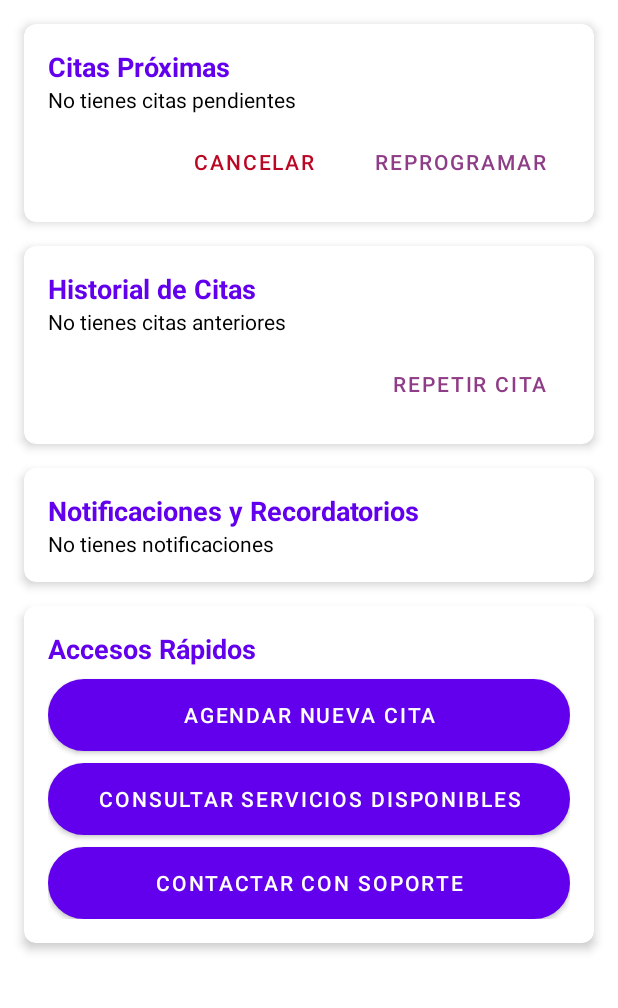
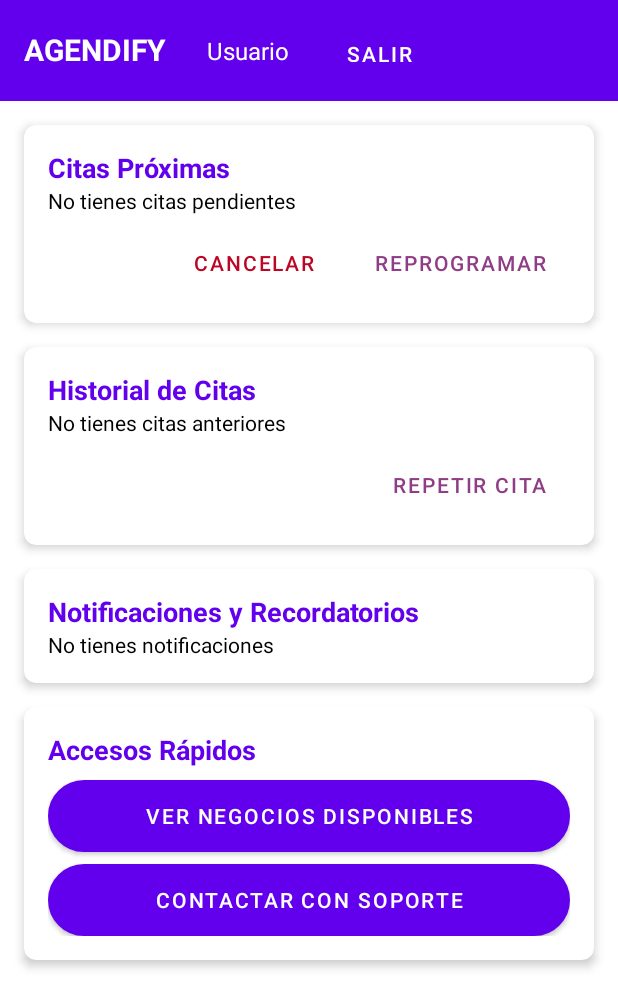
Before and after one commit to GR20036/ProyectoIngSoft, an Android app built with Jetpack Compose: the Dashboard_Usuario screen opened directly, with no data from a screen before it, on a phone screen of 412 x 824 dp. Shown: the top 1008 px of the screen. Run offline under Robolectric (Android 15) with nearby library versions, the phone set to English and light mode, and no system bars; our stand-ins replace Firebase (no records; nobody signed in at launch, a user with empty details on screens opened directly).

Commit message:
validacion de reedireccion de usuarios

```diff
--- a/app/src/main/java/com/example/agendify/Dashboard_Usuario.java
+++ b/app/src/main/java/com/example/agendify/Dashboard_Usuario.java
@@ -1,7 +1,8 @@
 package com.example.agendify;
 
+import android.content.Intent;
 import android.os.Bundle;
-import android.view.View;
+import android.util.Log;
 import android.widget.Button;
 import android.widget.TextView;
 import androidx.activity.EdgeToEdge;
@@ -11,12 +12,19 @@
 import androidx.core.view.WindowInsetsCompat;
 import androidx.cardview.widget.CardView;
 
+import com.google.firebase.auth.FirebaseAuth;
+import com.google.firebase.firestore.FirebaseFirestore;
+
 public class Dashboard_Usuario extends AppCompatActivity {
 
     // Declarar todas las vistas del dashboard
-    private TextView txtCitasProximas, txtDetalleCitas, txtHistorialCitas, txtDetalleHistorial, txtNotificaciones, txtDetalleNotificaciones, txtAccesosRapidos;
-    private Button btnCancelarCita, btnReprogramarCita, btnRepetirCita, btnAgendarCita, btnConsultarServicios, btnContactarSoporte;
+    private TextView txtCitasProximas, txtDetalleCitas, txtHistorialCitas, txtDetalleHistorial, txtNotificaciones, txtDetalleNotificaciones, txtAccesosRapidos, txt_user_name;
+    private Button btnCancelarCita, btnReprogramarCita, btnRepetirCita, btnvernegocios, btnContactarSoporte, btnLogout;
     private CardView cardCitasProximas, cardHistorialCitas, cardNotificaciones, cardAccesosRapidos;
+
+    // Firebase variables
+    private FirebaseAuth auth;
+    private FirebaseFirestore db;
 
     @Override
     protected void onCreate(Bundle savedInstanceState) {
@@ -31,6 +39,10 @@
             return insets;
         });
 
+        // Inicializar Firebase Auth y Firestore
+        auth = FirebaseAuth.getInstance();
+        db = FirebaseFirestore.getInstance();
+
         // Inicializar todas las vistas
         txtCitasProximas = findViewById(R.id.txt_citas_proximas);
         txtDetalleCitas = findViewById(R.id.txt_detalle_citas);
@@ -39,13 +51,14 @@
         txtNotificaciones = findViewById(R.id.txt_notificaciones);
         txtDetalleNotificaciones = findViewById(R.id.txt_detalle_notificaciones);
         txtAccesosRapidos = findViewById(R.id.txt_accesos_rapidos);
+        txt_user_name = findViewById(R.id.txt_user_name);
 
         btnCancelarCita = findViewById(R.id.btn_cancelar_cita);
         btnReprogramarCita = findViewById(R.id.btn_reprogramar_cita);
         btnRepetirCita = findViewById(R.id.btn_repetir_cita);
-        btnAgendarCita = findViewById(R.id.btn_agendar_cita);
-        btnConsultarServicios = findViewById(R.id.btn_consultar_servicios);
+        btnvernegocios = findViewById(R.id.btn_ver_negocios);
         btnContactarSoporte = findViewById(R.id.btn_contactar_soporte);
+        btnLogout = findViewById(R.id.btn_logout); // Inicializa el botón de cerrar sesión
 
         cardCitasProximas = findViewById(R.id.card_citas_proximas);
         cardHistorialCitas = findViewById(R.id.card_historial_citas);
@@ -65,16 +78,48 @@
             // Acción para repetir una cita
         });
 
-        btnAgendarCita.setOnClickListener(v -> {
-            // Acción para agendar una nueva cita
-        });
-
-        btnConsultarServicios.setOnClickListener(v -> {
+        btnvernegocios.setOnClickListener(v -> {
             // Acción para consultar servicios disponibles
         });
 
         btnContactarSoporte.setOnClickListener(v -> {
             // Acción para contactar con soporte
         });
+
+        // Obtener el nombre del usuario y mostrarlo en txt_user_name
+        setUserName();
+
+        // Funcionalidad del botón de cerrar sesión
+        btnLogout.setOnClickListener(v -> {
+            // Cerrar sesión del usuario
+            auth.signOut();
+
+            // Redirigir al usuario a la actividad de inicio de sesión
+            Intent intent = new Intent(Dashboard_Usuario.this, Login_Usuario.class);
+            intent.addFlags(Intent.FLAG_ACTIVITY_NEW_TASK | Intent.FLAG_ACTIVITY_CLEAR_TASK); // Limpiar el stack de actividades
+            startActivity(intent);
+            finish(); // Cerrar la actividad actual
+        });
+    }
+
+    // Función para obtener el nombre del usuario desde Firestore y mostrarlo en el TextView
+
+    private void setUserName() {
+        String userId = auth.getCurrentUser().getUid(); // Obtener el UID del usuario actual
+        Log.d("Dashboard_Usuario", "User ID: " + userId); // Log para verificar el UID
+
+        db.collection("Users").document(userId).get().addOnSuccessListener(documentSnapshot -> {
+            if (documentSnapshot.exists()) {
+                String userName = documentSnapshot.getString("name"); // Obtener el campo "name" del usuario
+                Log.d("Dashboard_Usuario", "Nombre obtenido: " + userName); // Log para verificar el nombre obtenido
+                txt_user_name.setText(userName); // Establecer el nombre del usuario en el TextView
+            } else {
+                Log.d("Dashboard_Usuario", "El documento no existe"); // Log si el documento no existe
+                txt_user_name.setText("Usuario"); // Mostrar "Usuario" si no se encuentra el nombre
+            }
+        }).addOnFailureListener(e -> {
+            Log.e("Dashboard_Usuario", "Error al obtener el documento", e); // Log de error si falla la consulta
+            txt_user_name.setText("Usuario"); // En caso de error, mostrar un texto por defecto
+        });
     }
 }
--- a/app/src/main/java/com/example/agendify/Login_Usuario.kt
+++ b/app/src/main/java/com/example/agendify/Login_Usuario.kt
@@ -89,6 +89,10 @@
                     .addOnCompleteListener { task ->
                         if (task.isSuccessful) {
                             // Redirigir a la pantalla principal del usuario
+                            val intent = Intent(this, Dashboard_Usuario::class.java)
+                            intent.flags = Intent.FLAG_ACTIVITY_CLEAR_TOP or Intent.FLAG_ACTIVITY_SINGLE_TOP
+                            startActivity(intent)
+
                             Toast.makeText(this, "Inicio de sesión exitoso", Toast.LENGTH_SHORT).show()
                         } else {
                             Toast.makeText(this, "Error en inicio de sesión", Toast.LENGTH_SHORT).show()
--- a/app/src/main/java/com/example/agendify/primera_vista.kt
+++ b/app/src/main/java/com/example/agendify/primera_vista.kt
@@ -7,13 +7,13 @@
 import androidx.activity.enableEdgeToEdge
 import androidx.appcompat.app.AlertDialog
 import androidx.appcompat.app.AppCompatActivity
-import androidx.core.view.ViewCompat
-import androidx.core.view.WindowInsetsCompat
 import com.google.firebase.auth.FirebaseAuth
+import com.google.firebase.firestore.FirebaseFirestore
 
 class primera_vista : AppCompatActivity() {
 
     private lateinit var auth: FirebaseAuth
+    private lateinit var db: FirebaseFirestore
 
     override fun onCreate(savedInstanceState: Bundle?) {
         super.onCreate(savedInstanceState)
@@ -21,21 +21,11 @@
         setContentView(R.layout.activity_primera_vista)
 
         auth = FirebaseAuth.getInstance()
+        db = FirebaseFirestore.getInstance()
 
-        // Verifica si hay un usuario logueado
-        val currentUser = auth.currentUser
-
-        if (currentUser != null) {
-            // Si hay un usuario autenticado, redirigir al Dashboard o pantalla principal segun tipo de usuario Businesses y Users
-
-            val intent = Intent(this, Dashboard_Negocio::class.java)
-            startActivity(intent)
-            finish()
-        } else {
         // Botón de registro de usuario
         val btnUsuario: Button = findViewById(R.id.btnUsuario)
         btnUsuario.setOnClickListener {
-                // Lógica para llevar al registro de usuario
             val intent = Intent(this, Registro_Usuario::class.java)
             startActivity(intent)
         }
@@ -43,42 +33,69 @@
         // Botón de registro de negocio
         val btnNegocio: Button = findViewById(R.id.btnNegocio)
         btnNegocio.setOnClickListener {
-                // Lógica para llevar al registro de negocio
             val intent = Intent(this, Registro_Negocio::class.java)
             startActivity(intent)
         }
 
         val textViewYaTienesCuenta = findViewById<TextView>(R.id.textViewYaTienesCuenta)
-
         textViewYaTienesCuenta.setOnClickListener {
             showLoginDialog()
         }
+
+        // Verifica si hay un usuario logueado
+        val currentUser = auth.currentUser
+
+        if (currentUser != null) {
+            // Si hay un usuario autenticado, obtenemos el tipo de usuario desde Firestore
+            checkUserTypeAndRedirect(currentUser.uid)
+        }
+    }
+
+    // Verifica el tipo de usuario en Firestore y redirige a la vista correspondiente
+    private fun checkUserTypeAndRedirect(userId: String) {
+        val userRef = db.collection("users").document(userId)
+
+        userRef.get().addOnSuccessListener { document ->
+            if (document != null) {
+                val userType = document.getString("userType")
+                if (userType == "Businesses") {
+                    // Redirigir a la vista del negocio
+                    val intent = Intent(this, Dashboard_Negocio::class.java)
+                    startActivity(intent)
+                    finish()
+                } else if (userType == "User") {
+                    // Redirigir a la vista del usuario
+                    val intent = Intent(this, Dashboard_Usuario::class.java)
+                    startActivity(intent)
+                    finish()
+                }
+            } else {
+                // Si el documento no existe, mostrar algún mensaje de error
+                // Aquí podrías mostrar un mensaje de error o manejar la excepción
+            }
+        }.addOnFailureListener { exception ->
+            // Manejar el error en caso de que no se pueda obtener el documento
+            // Podrías mostrar un mensaje de error si falla la conexión con Firestore
         }
     }
 
     private fun showLoginDialog() {
-        // Construir el diálogo de alerta
         val builder = AlertDialog.Builder(this)
         builder.setTitle("Iniciar sesión como")
         builder.setMessage("Selecciona si deseas iniciar sesión como usuario o como negocio")
 
-        // Opción de iniciar sesión como usuario
         builder.setPositiveButton("Usuario") { dialog, _ ->
-            // Abrir la actividad de login de usuario
             val intent = Intent(this, Login_Usuario::class.java)
             startActivity(intent)
             dialog.dismiss()
         }
 
-        // Opción de iniciar sesión como negocio
         builder.setNegativeButton("Negocio") { dialog, _ ->
-            // Abrir la actividad de login de negocio
             val intent = Intent(this, Login_Negocio::class.java)
             startActivity(intent)
             dialog.dismiss()
         }
 
-        // Crear y mostrar el diálogo
         val dialog = builder.create()
         dialog.show()
     }
--- a/app/src/main/res/layout/activity_dashboard_usuario.xml
+++ b/app/src/main/res/layout/activity_dashboard_usuario.xml
@@ -8,6 +8,60 @@
     android:layout_height="match_parent"
     tools:context=".Dashboard_Usuario">
 
+    <!-- Header con el nombre de la App, el nombre del usuario y botón de cerrar sesión -->
+    <LinearLayout
+        android:id="@+id/header_layout"
+        android:layout_width="0dp"
+        android:layout_height="wrap_content"
+        android:orientation="horizontal"
+        android:padding="16dp"
+        android:background="@color/design_default_color_primary"
+        app:layout_constraintTop_toTopOf="parent"
+        app:layout_constraintStart_toStartOf="parent"
+        app:layout_constraintEnd_toEndOf="parent"
+        android:gravity="center_vertical">
+
+        <!-- Nombre de la App -->
+        <TextView
+            android:id="@+id/txt_app_name"
+            android:layout_width="wrap_content"
+            android:layout_height="28dp"
+            android:layout_weight="1"
+            android:text="AGENDIFY"
+            android:textColor="#FFFFFF"
+            android:textSize="20sp"
+            android:textStyle="bold" />
+
+        <!-- Icono y nombre del usuario -->
+        <LinearLayout
+            android:layout_width="258dp"
+            android:layout_height="35dp"
+            android:gravity="center_vertical"
+            android:orientation="horizontal">
+
+
+            <!-- Nombre del usuario -->
+            <TextView
+                android:id="@+id/txt_user_name"
+                android:layout_width="wrap_content"
+                android:layout_height="wrap_content"
+                android:layout_marginEnd="16dp"
+                android:text="Nombre Usuario"
+                android:textColor="#FFFFFF"
+                android:textSize="16sp" />
+
+            <!-- Botón de cerrar sesión -->
+            <Button
+                android:id="@+id/btn_logout"
+                android:layout_width="wrap_content"
+                android:layout_height="wrap_content"
+                android:background="@android:color/transparent"
+                android:text="Salir"
+                android:textColor="#FFFFFF"
+                android:textSize="14sp" />
+        </LinearLayout>
+    </LinearLayout>
+
     <!-- Citas Próximas -->
     <androidx.cardview.widget.CardView
         android:id="@+id/card_citas_proximas"
@@ -16,7 +70,7 @@
         android:layout_margin="16dp"
         app:cardCornerRadius="8dp"
         app:cardElevation="4dp"
-        app:layout_constraintTop_toTopOf="parent"
+        app:layout_constraintTop_toBottomOf="@+id/header_layout"
         app:layout_constraintStart_toStartOf="parent"
         app:layout_constraintEnd_toEndOf="parent">
 
@@ -193,22 +247,14 @@
 
             <!-- Botones para acciones rápidas -->
             <Button
-                android:id="@+id/btn_agendar_cita"
+                android:id="@+id/btn_ver_negocios"
                 android:layout_width="match_parent"
                 android:layout_height="wrap_content"
-                android:text="Agendar Nueva Cita"
+                android:text="Ver negocios disponibles"
                 android:layout_marginTop="8dp"
                 android:textColor="#FFFFFF"
                 android:background="@drawable/boton_personalizado"/>
 
-            <Button
-                android:id="@+id/btn_consultar_servicios"
-                android:layout_width="match_parent"
-                android:layout_height="wrap_content"
-                android:text="Consultar Servicios Disponibles"
-                android:layout_marginTop="8dp"
-                android:textColor="#FFFFFF"
-                android:background="@drawable/boton_personalizado"/>
 
             <Button
                 android:id="@+id/btn_contactar_soporte"
```
Lines whose indentation alone changed are shown as unchanged.
